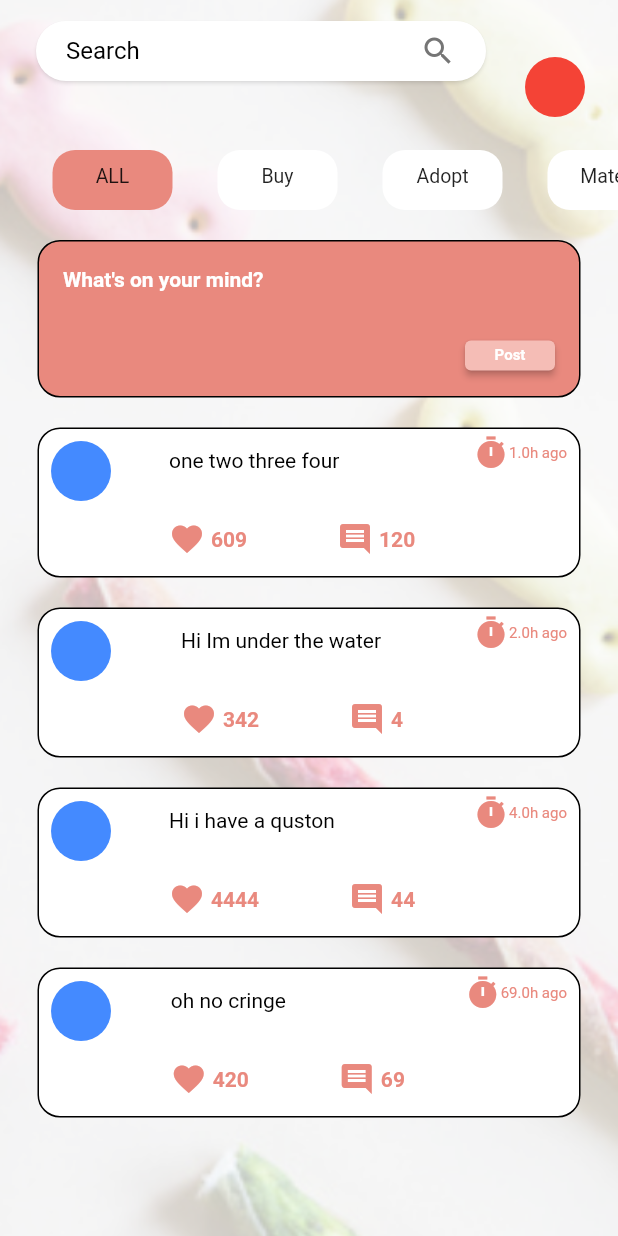
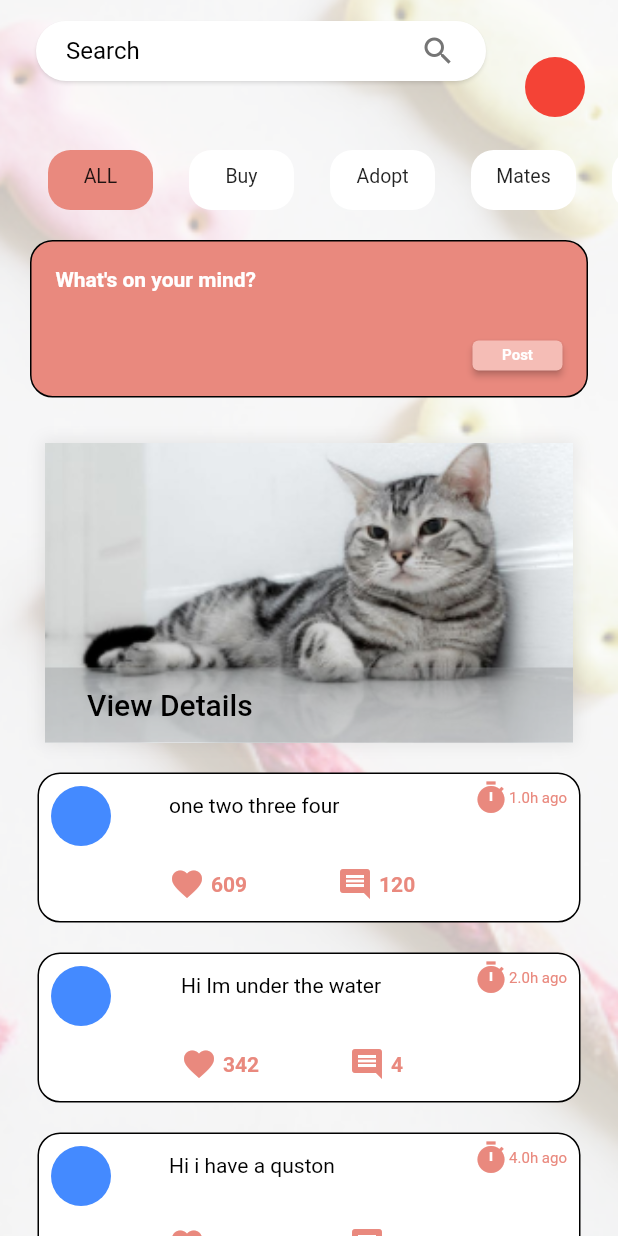
Before and after one commit to AhmedSh4hien/pettopia, a Flutter app: the screen it shows after launch, on a phone screen of 412 x 824 dp. Run offline on Flutter 3.47's test engine with Material 2 defaults, Android fonts, the phone set to English and light mode, and no system bars; drawn by our look-alikes of material_floating_search_bar.

Commit message:
petdetails 1

```diff
--- /dev/null
+++ b/lib/data/constants.dart
@@ -0,0 +1,8 @@
+import 'package:flutter/material.dart';
+
+BoxShadow kBoxShadow = BoxShadow(
+  color: Colors.grey.withOpacity(0.2),
+  spreadRadius: 2,
+  blurRadius: 8,
+  offset: Offset(0,0,),
+);
--- a/lib/screens/home/home_screen.dart
+++ b/lib/screens/home/home_screen.dart
@@ -1,8 +1,8 @@
 import 'package:flutter/material.dart';
 import 'package:pettopia/widgets/home_widgets/home_post_bubble.dart';
 import 'package:pettopia/widgets/home_widgets/home_posting_form.dart';
-import 'package:material_floating_search_bar/material_floating_search_bar.dart';
 import 'package:pettopia/widgets/home_widgets/home_search_bar.dart';
+import 'package:pettopia/widgets/pet_details.dart';
 
 class HomeScreen extends StatefulWidget {
   @override
@@ -55,6 +55,7 @@ class _HomeScreenState extends State<HomeScreen> {
                 children: [
                   //widgets per tab under here
                   PostingForm(),
+                  PetDetails(),
                   PostBubble(
                     text: "one two three four",
                     hours: 1,
@@ -111,10 +112,10 @@ class _HomeScreenState extends State<HomeScreen> {
       },
       child: Container(
         margin: EdgeInsets.symmetric(
-          horizontal: 15,
+          horizontal: 12,
         ),
         height: 60,
-        width: 80,
+        width: 70,
         decoration: BoxDecoration(
           color: selected == index ? Color(0xffe9897e) : Colors.white,
           borderRadius: BorderRadius.all(
--- a/lib/widgets/home_widgets/home_posting_form.dart
+++ b/lib/widgets/home_widgets/home_posting_form.dart
@@ -4,7 +4,7 @@ class PostingForm extends StatelessWidget {
   @override
   Widget build(BuildContext context) {
     return Container(
-      margin: EdgeInsets.only(left: 25,right: 25, bottom: 20,top:10),
+      margin: EdgeInsets.only(left: 20,right: 20, bottom: 20,top:10),
       height: 105,
       width: double.infinity,
       decoration: BoxDecoration(
--- /dev/null
+++ b/lib/widgets/pet_details.dart
@@ -0,0 +1,39 @@
+import 'package:flutter/material.dart';
+import 'package:pettopia/data/constants.dart';
+
+class PetDetails extends StatelessWidget {
+  @override
+  Widget build(BuildContext context) {
+    return Container(
+      height: 200,
+      width: 280,
+      margin: EdgeInsets.only(left: 30, right: 30, bottom: 20, top: 10),
+      decoration: BoxDecoration(
+        image: DecorationImage(
+            image: AssetImage('assets/images/pet.png'), fit: BoxFit.cover),
+        boxShadow: [kBoxShadow],
+      ),
+      child: Container(
+        margin: EdgeInsets.only(top: 150),
+        color: Color(0x60939597),
+        // decoration: BoxDecoration(color: Color(939597)),
+        child: Row(
+          mainAxisAlignment: MainAxisAlignment.start,
+          children: [
+            Padding(
+              padding: const EdgeInsets.only(left: 20),
+              child: TextButton(
+                onPressed: () {},
+                child: Text(
+                  'View Details',
+                  textAlign: TextAlign.left,
+                  style: TextStyle(fontSize: 20, color: Colors.black),
+                ),
+              ),
+            ),
+          ],
+        ),
+      ),
+    );
+  }
+}
--- a/pubspec.yaml
+++ b/pubspec.yaml
@@ -53,6 +53,7 @@ flutter:
     - assets/images/Smain.png
     - assets/images/cat.png
     - assets/images/HomeBG.png
+    - assets/images/pet.png
     - assets/
 
 
```
Also changed, not shown: assets/images/pet.png (added).
